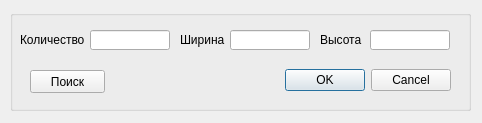
First picture: the form in SheetCutting/productsinputdialog.ui, repository alexkort93/Qt-projects, before the edit.
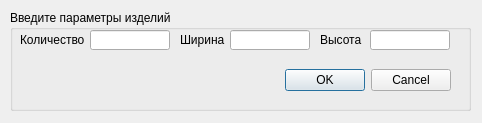
Second picture: the form after the edit.

```diff
--- a/SheetCutting/productsinputdialog.ui
+++ b/SheetCutting/productsinputdialog.ui
@@ -23,7 +23,7 @@
     </rect>
    </property>
    <property name="title">
-    <string/>
+    <string>Введите параметры изделий</string>
    </property>
    <widget class="QLabel" name="productsAmountLabel">
     <property name="geometry">
@@ -110,19 +110,6 @@
      <set>QDialogButtonBox::Cancel|QDialogButtonBox::Ok</set>
     </property>
    </widget>
-   <widget class="QPushButton" name="searchPushButton">
-    <property name="geometry">
-     <rect>
-      <x>20</x>
-      <y>60</y>
-      <width>75</width>
-      <height>23</height>
-     </rect>
-    </property>
-    <property name="text">
-     <string>Поиск</string>
-    </property>
-   </widget>
   </widget>
  </widget>
  <resources/>
```
Left out of the diff: 11 changed lines with no effect on the pictures.
